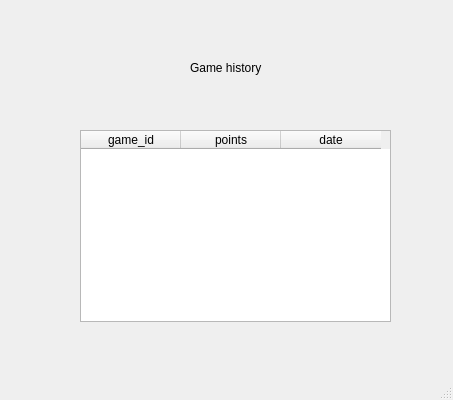
Qt form Client/Client/Client/UserInfo.ui (ElenaLaura366/ProjectModernCpp) before a commit.
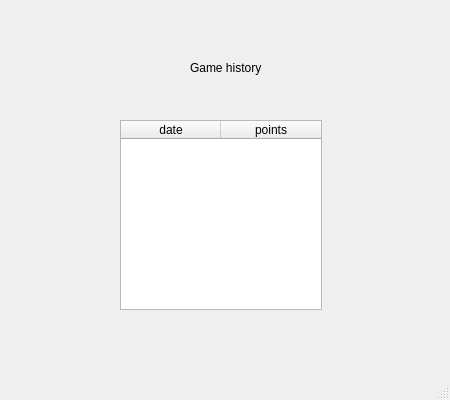
The same form after that commit.

Commit message: I implemented reset method and route for a game

What changed in the file:
```diff
--- a/Client/Client/Client/UserInfo.ui
+++ b/Client/Client/Client/UserInfo.ui
@@ -6,7 +6,7 @@
    <rect>
     <x>0</x>
     <y>0</y>
-    <width>453</width>
+    <width>450</width>
     <height>400</height>
    </rect>
   </property>
@@ -17,27 +17,22 @@
    <widget class="QTableWidget" name="tableWidget">
     <property name="geometry">
      <rect>
-      <x>80</x>
-      <y>130</y>
-      <width>311</width>
-      <height>192</height>
+      <x>120</x>
+      <y>120</y>
+      <width>202</width>
+      <height>190</height>
      </rect>
     </property>
-    <column>
-     <property name="text">
-      <string>game_id</string>
-     </property>
-    </column>
-    <column>
-     <property name="text">
-      <string>points</string>
-     </property>
-    </column>
     <column>
      <property name="text">
       <string>date</string>
      </property>
     </column>
+    <column>
+     <property name="text">
+      <string>points</string>
+     </property>
+    </column>
    </widget>
    <widget class="QLabel" name="label">
     <property name="geometry">
```
The commit also changes 15 other files.
